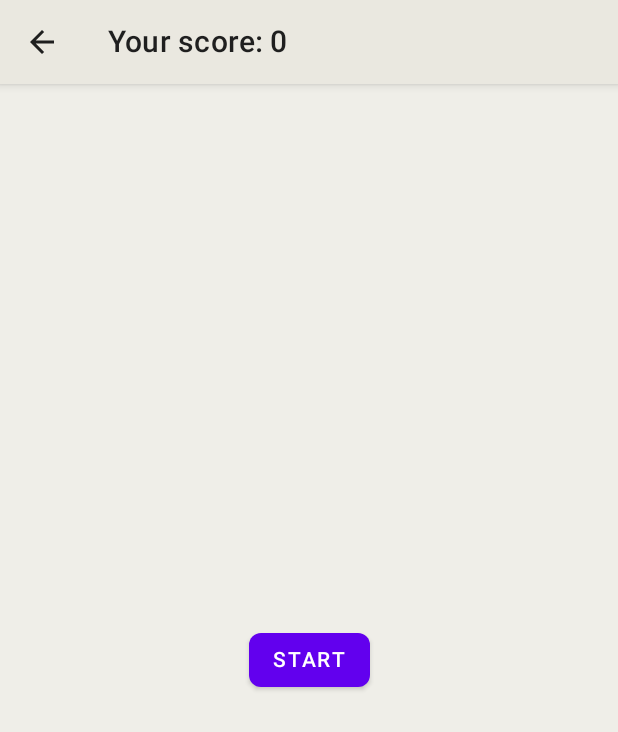
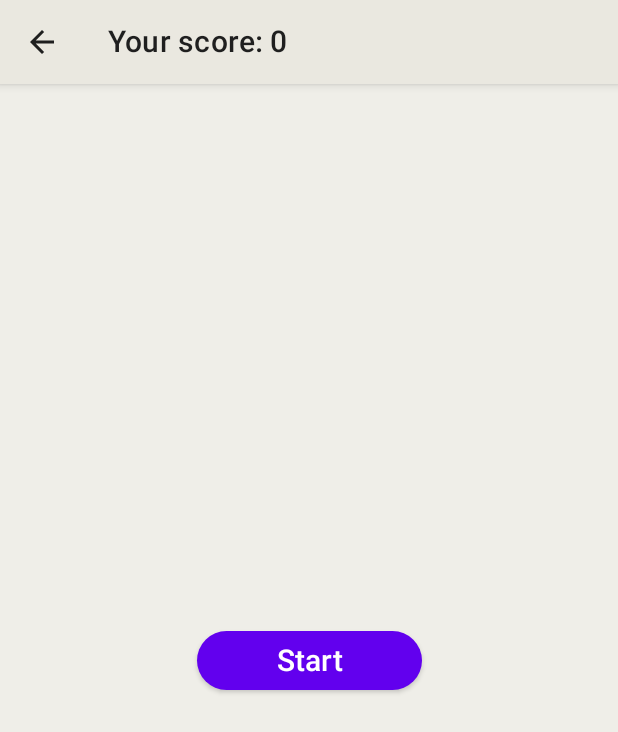
Before and after one commit to zahand0/SnakeGame, an Android app built with Jetpack Compose: the GameScreen screen opened through its navigation route, on a phone screen of 412 x 824 dp. Shown: the top 732 px of the screen. Run offline under Robolectric (Android 15) with nearby library versions, the light colour scheme and no system bars; our stand-ins replace Dagger/Hilt's generated code, accompanist; 1 statement that could not run was skipped.

Commit message:
added snake lose effect, restart button animation

```diff
--- a/app/src/main/java/com/example/snakegame/presentation/screen/game/GameScreen.kt
+++ b/app/src/main/java/com/example/snakegame/presentation/screen/game/GameScreen.kt
@@ -1,18 +1,20 @@
 package com.example.snakegame.presentation.screen.game
 
-import androidx.compose.foundation.layout.Arrangement
-import androidx.compose.foundation.layout.Column
-import androidx.compose.foundation.layout.fillMaxSize
-import androidx.compose.foundation.layout.padding
-import androidx.compose.material.Button
-import androidx.compose.material.MaterialTheme
-import androidx.compose.material.Scaffold
-import androidx.compose.material.Text
-import androidx.compose.runtime.Composable
-import androidx.compose.runtime.collectAsState
+import androidx.compose.animation.*
+import androidx.compose.animation.core.RepeatMode
+import androidx.compose.animation.core.repeatable
+import androidx.compose.animation.core.tween
+import androidx.compose.foundation.BorderStroke
+import androidx.compose.foundation.background
+import androidx.compose.foundation.layout.*
+import androidx.compose.foundation.shape.CircleShape
+import androidx.compose.material.*
+import androidx.compose.runtime.*
 import androidx.compose.ui.Alignment
 import androidx.compose.ui.Modifier
+import androidx.compose.ui.graphics.Color
 import androidx.compose.ui.res.stringResource
+import androidx.compose.ui.unit.dp
 import androidx.hilt.navigation.compose.hiltViewModel
 import androidx.navigation.NavHostController
 import com.example.snakegame.R
@@ -20,7 +22,10 @@ import com.example.snakegame.data.model.Coordinate
 import com.example.snakegame.domain.game.GameStatus
 import com.example.snakegame.domain.game.SnakeDirections
 import com.example.snakegame.presentation.common.TopBar
+import com.example.snakegame.presentation.theme.Red500
+import com.example.snakegame.presentation.theme.Teal500
 
+@OptIn(ExperimentalAnimationApi::class)
 @Composable
 fun GameScreen(
     navController: NavHostController,
@@ -29,6 +34,18 @@ fun GameScreen(
     val gameState = gameViewModel.gameStateFlow.collectAsState(initial = null)
     val score = gameViewModel.score
     val highScores = gameViewModel.getHighScores().collectAsState(initial = listOf())
+
+    var isLose by remember { mutableStateOf(false) }
+    var isBoardVisible by remember { mutableStateOf(false) }
+
+    val snakeColor = animateColorAsState(
+        if (isLose) Red500 else Teal500,
+        animationSpec = repeatable(
+            iterations = 5,
+            animation = tween(durationMillis = 250),
+            repeatMode = RepeatMode.Reverse
+        )
+    )
     Scaffold(
         topBar = {
             TopBar(title = stringResource(id = R.string.your_score).format(score.value)) {
@@ -37,17 +54,27 @@ fun GameScreen(
         },
         backgroundColor = MaterialTheme.colors.background
     ) { paddingValues ->
-        when (gameState.value?.gameStatus) {
-            GameStatus.PLAY -> {
+        Box(
+            modifier = Modifier
+                .fillMaxSize()
+                .padding(paddingValues)
+        ) {
+            AnimatedVisibility(
+                visible = isBoardVisible,
+                enter = fadeIn(),
+                exit = fadeOut()
+            ) {
                 Column(
                     modifier = Modifier
-                        .fillMaxSize()
-                        .padding(paddingValues),
+                        .fillMaxSize(),
                     horizontalAlignment = Alignment.CenterHorizontally,
                     verticalArrangement = Arrangement.SpaceAround
                 ) {
                     gameState.value?.let {
-                        Board(it)
+                        Board(
+                            gameState = it,
+                            snakeColor = snakeColor.value
+                        )
                     }
                     GameController(
                         onDirectionChange = {
@@ -70,36 +97,88 @@ fun GameScreen(
 
                 }
             }
-            GameStatus.LOSE -> {
-                Column(
+
+            AnimatedVisibility(
+                visible = isLose,
+                enter = scaleIn(),
+                exit = scaleOut()
+            ) {
+                Box(
                     modifier = Modifier
-                        .padding(paddingValues)
                         .fillMaxSize(),
-                    verticalArrangement = Arrangement.Center,
-                    horizontalAlignment = Alignment.CenterHorizontally
+                    contentAlignment = Alignment.Center
                 ) {
-                    Text(text = "YOU LOSE")
-                    Text(text = "HIGH SCORES")
-                    Column {
-                        highScores.value.forEach {
-                            Text(text = it.toString())
+                    Card(
+                        shape = MaterialTheme.shapes.small,
+                        backgroundColor = MaterialTheme.colors.surface,
+                        border = BorderStroke(2.dp, MaterialTheme.colors.primaryVariant)
+                    ) {
+                        Column(
+                            modifier = Modifier
+                                .background(Color.Transparent)
+                                .padding(16.dp),
+                            verticalArrangement = Arrangement.Center,
+                            horizontalAlignment = Alignment.CenterHorizontally,
+                        ) {
+
+                            Text(
+                                text = stringResource(id = R.string.your_score).format(score.value),
+                                style = MaterialTheme.typography.h1
+                            )
+                            Spacer(modifier = Modifier.size(16.dp))
+                            Button(
+                                modifier = Modifier.width(150.dp),
+                                onClick = {
+                                    gameViewModel.restartGame()
+                                },
+                                shape = CircleShape
+                            ) {
+                                Text(
+                                    text = stringResource(R.string.restart),
+                                    style = MaterialTheme.typography.h3,
+                                    color = MaterialTheme.colors.onPrimary
+                                )
+                            }
+
                         }
                     }
-                    Button(onClick = { gameViewModel.restartGame() }) {
-                        Text(text = "RESTART")
-                    }
                 }
+
+
             }
-            else -> {
-                Column(
-                    modifier = Modifier
-                        .padding(paddingValues)
-                        .fillMaxSize(),
-                    verticalArrangement = Arrangement.Center,
-                    horizontalAlignment = Alignment.CenterHorizontally
-                ) {
-                    Button(onClick = { gameViewModel.startGame() }) {
-                        Text(text = "START")
+            when (gameState.value?.gameStatus) {
+                GameStatus.PLAY -> {
+                    isLose = false
+                    isBoardVisible = true
+                }
+                GameStatus.LOSE -> {
+                    isLose = true
+                    isBoardVisible = true
+                }
+                else -> {
+                    isLose = false
+                    isBoardVisible = false
+                    Column(
+                        modifier = Modifier
+                            .padding(paddingValues)
+                            .fillMaxSize(),
+                        verticalArrangement = Arrangement.Center,
+                        horizontalAlignment = Alignment.CenterHorizontally
+                    ) {
+
+                        Button(
+                            modifier = Modifier.width(150.dp),
+                            onClick = {
+                                gameViewModel.startGame()
+                            },
+                            shape = CircleShape
+                        ) {
+                            Text(
+                                text = stringResource(R.string.start),
+                                style = MaterialTheme.typography.h3,
+                                color = MaterialTheme.colors.onPrimary
+                            )
+                        }
                     }
                 }
             }
```
